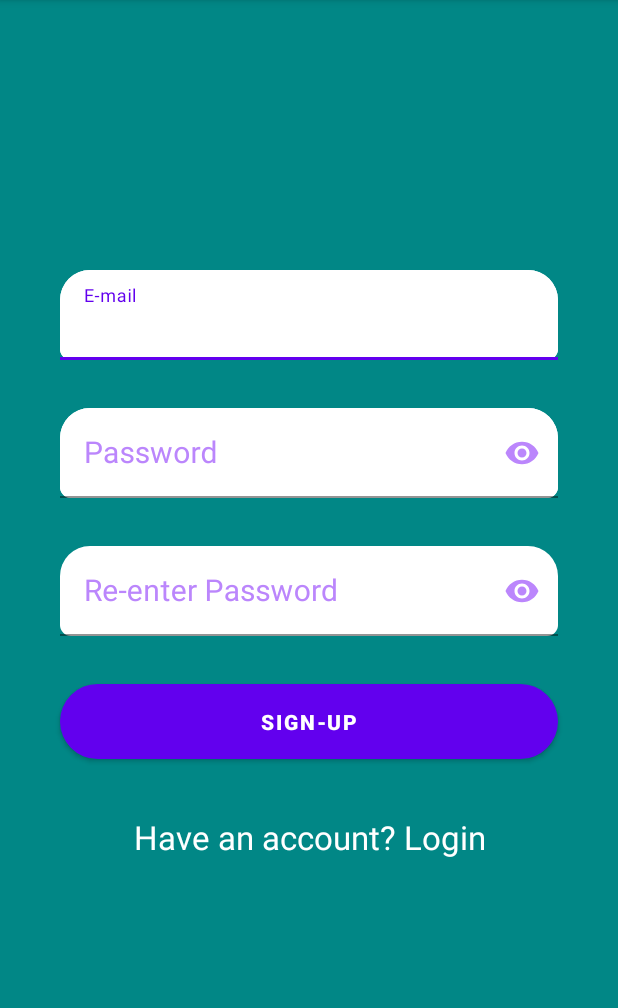
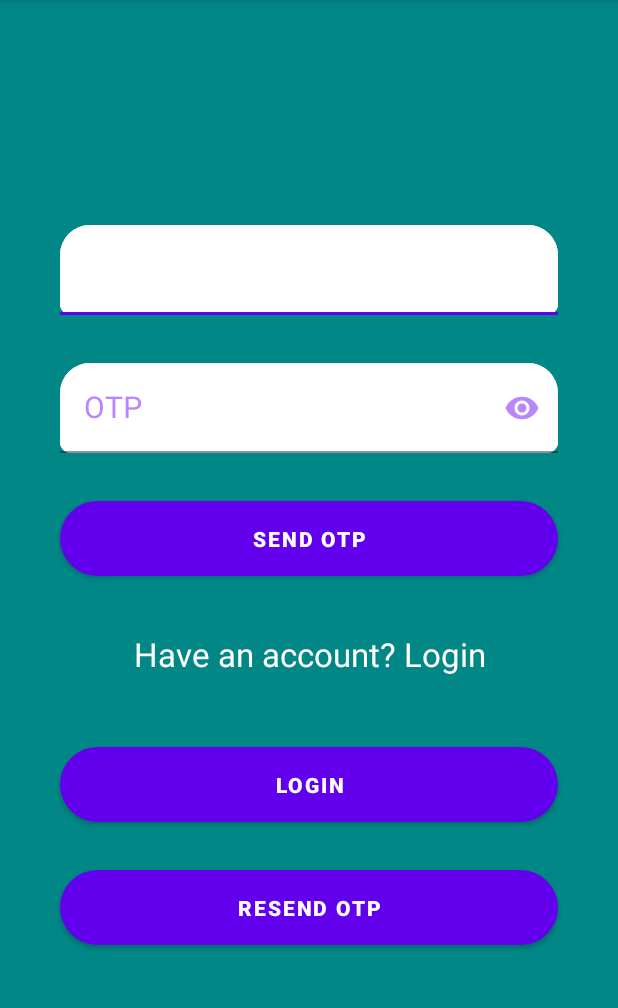
Before and after one commit to Nitin-Ilango/Firebase-Authentication, an Android app: the screen it shows after launch (SignupActivity), after a tap on "Don't have an account. Create one", on a phone screen of 412 x 824 dp, the part 84-1092 px from its top. Run offline under Robolectric (Android 15) with nearby library versions, the phone set to English and light mode, and no system bars; our stand-ins replace Firebase (no records; nobody signed in at launch, a user with empty details on screens opened directly); 2 other taps on this screen came first.

Commit message:
Phone Auth added

```diff
--- a/app/src/main/AndroidManifest.xml
+++ b/app/src/main/AndroidManifest.xml
@@ -1,6 +1,8 @@
 <?xml version="1.0" encoding="utf-8"?>
 <manifest xmlns:android="http://schemas.android.com/apk/res/android"
     package="com.nitin.firebasebasics">
+
+    <uses-permission android:name="android.permission.INTERNET"/>
 
     <application
         android:allowBackup="true"
--- a/app/src/main/java/com/nitin/firebasebasics/LoginActivity.kt
+++ b/app/src/main/java/com/nitin/firebasebasics/LoginActivity.kt
@@ -21,15 +21,13 @@ class LoginActivity : AppCompatActivity() {
     private lateinit var auth: FirebaseAuth
     private lateinit var binding: LoginActivityBinding
     private val requestCodeSignIn = 100
-//    private lateinit var database: DatabaseReference
-
 
     override fun onCreate(savedInstanceState: Bundle?) {
         super.onCreate(savedInstanceState)
         binding = LoginActivityBinding.inflate(layoutInflater)
         setContentView(binding.root)
 
-        //common for email and google sign in
+        //common for all logins
         auth = FirebaseAuth.getInstance()
 
         binding.btnLogin.setOnClickListener{
--- a/app/src/main/res/layout/signup_activity.xml
+++ b/app/src/main/res/layout/phone_login.xml
@@ -8,45 +8,43 @@
     tools:context="com.nitin.firebasebasics.SignupActivity">
 
     <com.google.android.material.textfield.TextInputLayout
-        android:id="@+id/et_email_su"
+        android:id="@+id/til_phone"
         android:layout_width="0dp"
         android:layout_height="60dp"
         android:layout_marginHorizontal="40dp"
-        android:layout_marginTop="180dp"
-        android:inputType="textEmailAddress"
-        android:hint="E-mail"
+        android:layout_marginTop="150dp"
         android:background="@drawable/round_textbox"
+        android:inputType="text"
         android:textColorHint="@color/purple_200"
         app:layout_constraintEnd_toEndOf="parent"
         app:layout_constraintStart_toStartOf="parent"
-        app:layout_constraintTop_toTopOf="parent" >
+        app:layout_constraintTop_toTopOf="parent">
 
         <com.google.android.material.textfield.TextInputEditText
-            android:id="@+id/et_email"
+            android:id="@+id/et_phone_number"
             android:layout_width="match_parent"
             android:layout_height="match_parent"
-            android:inputType="textEmailAddress"
-            android:textSize="20sp"
             android:background="@drawable/round_textbox"
-            />
+            android:inputType="textPhonetic"
+            android:textSize="20sp" />
     </com.google.android.material.textfield.TextInputLayout>
 
     <com.google.android.material.textfield.TextInputLayout
-        android:id="@+id/et_password_su"
+        android:id="@+id/til_otp"
         android:layout_width="0dp"
         android:layout_height="60dp"
         android:layout_marginTop="32dp"
-        android:hint="Password"
+        android:hint="OTP"
         app:passwordToggleEnabled="true"
         app:passwordToggleTint="@color/purple_200"
         android:textColorHint="@color/purple_200"
         android:background="@drawable/round_textbox"
-        app:layout_constraintEnd_toEndOf="@+id/et_email_su"
-        app:layout_constraintStart_toStartOf="@+id/et_email_su"
-        app:layout_constraintTop_toBottomOf="@+id/et_email_su" >
+        app:layout_constraintEnd_toEndOf="@+id/til_phone"
+        app:layout_constraintStart_toStartOf="@+id/til_phone"
+        app:layout_constraintTop_toBottomOf="@+id/til_phone" >
 
         <com.google.android.material.textfield.TextInputEditText
-            android:id="@+id/et_password"
+            android:id="@+id/et_otp"
             android:layout_width="match_parent"
             android:layout_height="match_parent"
             android:inputType="numberPassword"
@@ -55,42 +53,19 @@
             />
     </com.google.android.material.textfield.TextInputLayout>
 
-    <com.google.android.material.textfield.TextInputLayout
-        android:id="@+id/et_confirm_password_su"
-        android:layout_width="0dp"
-        android:layout_height="60dp"
-        android:layout_marginTop="32dp"
-        android:hint="Re-enter Password"
-        android:textColorHint="@color/purple_200"
-        app:passwordToggleEnabled="true"
-        app:passwordToggleTint="@color/purple_200"
-        app:layout_constraintEnd_toEndOf="@+id/et_password_su"
-        app:layout_constraintHorizontal_bias="0.572"
-        app:layout_constraintStart_toStartOf="@+id/et_password_su"
-        app:layout_constraintTop_toBottomOf="@+id/et_password_su" >
-
-        <com.google.android.material.textfield.TextInputEditText
-            android:id="@+id/et_confirm_password"
-            android:layout_width="match_parent"
-            android:layout_height="match_parent"
-            android:inputType="numberPassword"
-            android:textSize="20sp"
-            android:background="@drawable/round_textbox"/>
-    </com.google.android.material.textfield.TextInputLayout>
-
     <com.google.android.material.button.MaterialButton
-        android:id="@+id/btn_signup"
+        android:id="@+id/btn_otp"
         android:layout_width="0dp"
         android:layout_height="50dp"
         android:layout_marginTop="32dp"
+        android:background="@drawable/round_button"
         android:paddingHorizontal="15dp"
-        android:text="Sign-up"
+        android:text="send OTP"
+        android:textColor="@color/white"
         android:textStyle="bold"
-        android:textColor="@color/white"
-        android:background="@drawable/round_button"
-        app:layout_constraintEnd_toEndOf="@+id/et_confirm_password_su"
-        app:layout_constraintStart_toStartOf="@+id/et_confirm_password_su"
-        app:layout_constraintTop_toBottomOf="@+id/et_confirm_password_su" />
+        app:layout_constraintEnd_toEndOf="@+id/til_otp"
+        app:layout_constraintStart_toStartOf="@+id/til_otp"
+        app:layout_constraintTop_toBottomOf="@+id/til_otp" />
 
     <com.google.android.material.textview.MaterialTextView
         android:id="@+id/tv_go_to_login"
@@ -103,8 +78,35 @@
         android:textAlignment="center"
         android:textColor="@color/white"
         android:textSize="22sp"
-        app:layout_constraintEnd_toEndOf="@+id/btn_signup"
-        app:layout_constraintStart_toStartOf="@+id/btn_signup"
-        app:layout_constraintTop_toBottomOf="@+id/btn_signup" />
+        app:layout_constraintEnd_toEndOf="@+id/btn_otp"
+        app:layout_constraintStart_toStartOf="@+id/btn_otp"
+        app:layout_constraintTop_toBottomOf="@+id/btn_otp" />
 
+    <com.google.android.material.button.MaterialButton
+        android:id="@+id/btn_otp_enter"
+        android:layout_width="0dp"
+        android:layout_height="50dp"
+        android:layout_marginTop="32dp"
+        android:background="@drawable/round_button"
+        android:paddingHorizontal="15dp"
+        android:text="Login"
+        android:textColor="@color/white"
+        android:textStyle="bold"
+        app:layout_constraintEnd_toEndOf="@+id/tv_go_to_login"
+        app:layout_constraintStart_toStartOf="@+id/tv_go_to_login"
+        app:layout_constraintTop_toBottomOf="@+id/tv_go_to_login" />
+
+    <com.google.android.material.button.MaterialButton
+        android:id="@+id/btn_resend_otp"
+        android:layout_width="0dp"
+        android:layout_height="50dp"
+        android:background="@drawable/round_button"
+        android:paddingHorizontal="15dp"
+        android:layout_marginTop="32dp"
+        android:text="resend otp"
+        android:textColor="@color/white"
+        android:textStyle="bold"
+        app:layout_constraintEnd_toEndOf="@+id/btn_otp_enter"
+        app:layout_constraintStart_toStartOf="@+id/btn_otp_enter"
+        app:layout_constraintTop_toBottomOf="@+id/btn_otp_enter" />
 </androidx.constraintlayout.widget.ConstraintLayout>
```
Also changed, not shown: app/src/main/java/com/nitin/firebasebasics/PhoneLogin.kt (added, +212 -0 lines), app/src/main/java/com/nitin/firebasebasics/SignupActivity.kt (deleted, +0 -81 lines).
